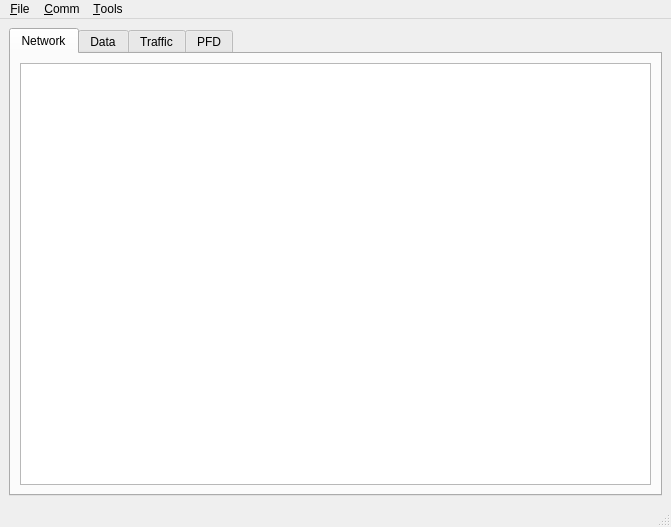
Old version of the form src/ui/main.ui in the repository mikessut/CAN-FIX-Utility.
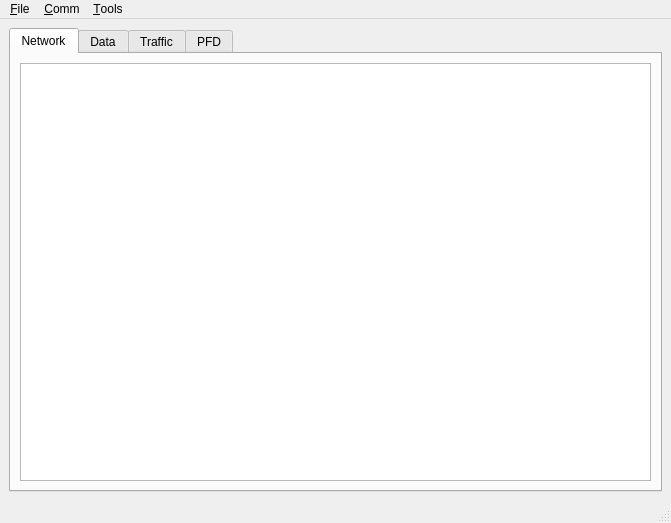
New version of the form.

Commit message: Work on adding more communication to the simulation device

```diff
--- a/src/ui/main.ui
+++ b/src/ui/main.ui
@@ -7,7 +7,7 @@
     <x>0</x>
     <y>0</y>
     <width>671</width>
-    <height>527</height>
+    <height>523</height>
    </rect>
   </property>
   <property name="windowTitle">
```
Left out of the diff: 2 changed lines with no effect on the pictures. The commit also changes 2 other files.
